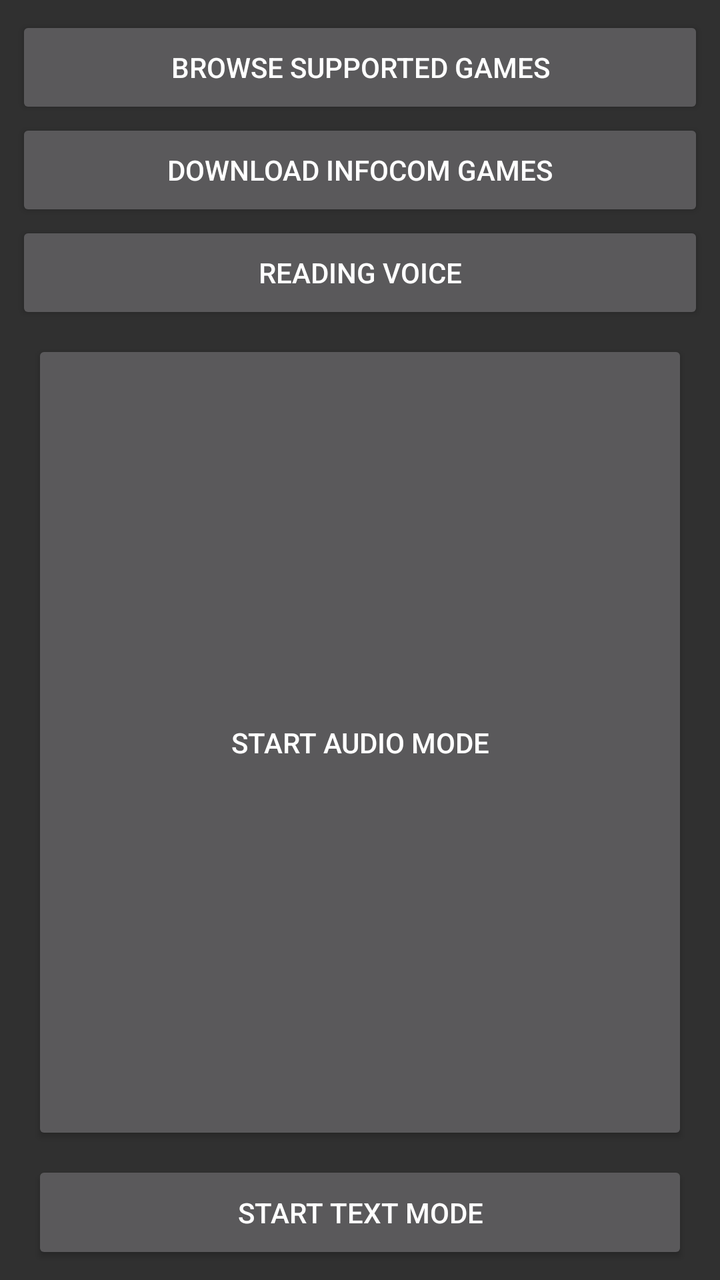
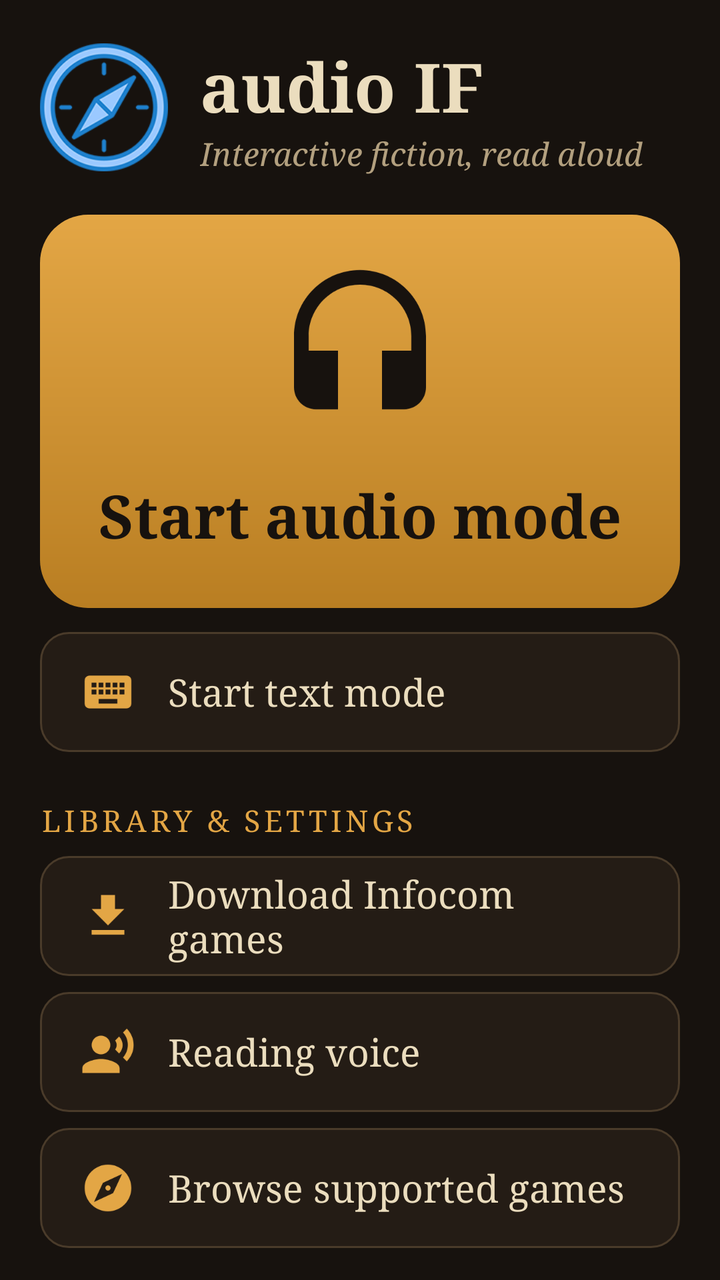

Screens rendered from an Android XML layout before and after an edit, with the pre-edit source and the edit as a unified diff.
<!-- AndroidManifest.xml: application theme AppTheme -->
<!-- res/layout/activity_menu.xml -->
<?xml version="1.0" encoding="utf-8"?>
<androidx.constraintlayout.widget.ConstraintLayout
    xmlns:android="http://schemas.android.com/apk/res/android"
    xmlns:app="http://schemas.android.com/apk/res-auto"
    xmlns:tools="http://schemas.android.com/tools"
    android:layout_width="match_parent"
    android:layout_height="match_parent"
    tools:context="org.redrossistudios.audioif.controllers.MenuActivity"
    tools:layout_editor_absoluteY="81dp"
    tools:layout_editor_absoluteX="0dp">

    <LinearLayout
        android:layout_width="0dp"
        android:layout_height="0dp"
        android:layout_marginLeft="8dp"
        android:layout_marginTop="8dp"
        android:layout_marginRight="8dp"
        android:layout_marginBottom="8dp"
        android:orientation="vertical"
        app:layout_constraintBottom_toBottomOf="parent"
        app:layout_constraintLeft_toLeftOf="parent"
        app:layout_constraintRight_toRightOf="parent"
        app:layout_constraintTop_toTopOf="parent">

        <Button
            android:id="@+id/linkButton"
            android:layout_width="match_parent"
            android:layout_height="wrap_content"
            android:layout_weight="1"
            android:text="Browse supported games" />

        <Button
            android:id="@+id/downloadButton"
            android:layout_width="match_parent"
            android:layout_height="wrap_content"
            android:layout_weight="1"
            android:text="Download Infocom games" />

        <Button
            android:id="@+id/voiceButton"
            android:layout_width="match_parent"
            android:layout_height="wrap_content"
            android:layout_weight="1"
            android:text="Reading voice" />

        <Button
            android:id="@+id/audioButton"
            android:layout_width="match_parent"
            android:layout_height="wrap_content"
            android:layout_marginStart="8dp"
            android:layout_marginLeft="8dp"
            android:layout_marginTop="8dp"
            android:layout_marginEnd="8dp"
            android:layout_marginRight="8dp"
            android:layout_weight="100"
            android:text="Start audio mode"
            app:layout_constraintLeft_toLeftOf="parent"
            app:layout_constraintRight_toRightOf="parent"
            app:layout_constraintTop_toTopOf="parent" />

        <Button
            android:id="@+id/textButton"
            android:layout_width="match_parent"
            android:layout_height="wrap_content"
            android:layout_marginStart="8dp"
            android:layout_marginLeft="8dp"
            android:layout_marginTop="8dp"
            android:layout_marginEnd="8dp"
            android:layout_marginRight="8dp"
            android:layout_weight="1"
            android:text="Start text mode"
            app:layout_constraintLeft_toLeftOf="parent"
            app:layout_constraintRight_toRightOf="parent"
            app:layout_constraintTop_toBottomOf="@+id/audioButton" />
    </LinearLayout>

</androidx.constraintlayout.widget.ConstraintLayout>
<!-- resources referenced by this layout -->
<resources>
  <style name="AppTheme" parent="Theme.AppCompat">
          
          <item name="colorPrimary">@color/colorPrimary</item>
          <item name="colorPrimaryDark">@color/colorPrimaryDark</item>
          <item name="colorAccent">@color/colorAccent</item>
      </style>
  <color name="colorPrimary">#3F51B5</color>
  <color name="colorPrimaryDark">#303F9F</color>
  <color name="colorAccent">#FF4081</color>
</resources>

<!-- the commit's change to res/layout/activity_menu.xml (unified diff, before → after) -->
@@ -1,77 +1,110 @@
 <?xml version="1.0" encoding="utf-8"?>
-<androidx.constraintlayout.widget.ConstraintLayout
+<LinearLayout
     xmlns:android="http://schemas.android.com/apk/res/android"
-    xmlns:app="http://schemas.android.com/apk/res-auto"
     xmlns:tools="http://schemas.android.com/tools"
     android:layout_width="match_parent"
     android:layout_height="match_parent"
-    tools:context="org.redrossistudios.audioif.controllers.MenuActivity"
-    tools:layout_editor_absoluteY="81dp"
-    tools:layout_editor_absoluteX="0dp">
+    android:orientation="vertical"
+    android:paddingLeft="20dp"
+    android:paddingRight="20dp"
+    android:paddingBottom="16dp"
+    tools:context="org.redrossistudios.audioif.controllers.MenuActivity">
 
     <LinearLayout
-        android:layout_width="0dp"
-        android:layout_height="0dp"
-        android:layout_marginLeft="8dp"
-        android:layout_marginTop="8dp"
-        android:layout_marginRight="8dp"
-        android:layout_marginBottom="8dp"
-        android:orientation="vertical"
-        app:layout_constraintBottom_toBottomOf="parent"
-        app:layout_constraintLeft_toLeftOf="parent"
-        app:layout_constraintRight_toRightOf="parent"
-        app:layout_constraintTop_toTopOf="parent">
+        android:layout_width="match_parent"
+        android:layout_height="wrap_content"
+        android:gravity="center_vertical"
+        android:orientation="horizontal"
+        android:paddingTop="20dp"
+        android:paddingBottom="20dp">
 
-        <Button
-            android:id="@+id/linkButton"
-            android:layout_width="match_parent"
+        <ImageView
+            android:layout_width="64dp"
+            android:layout_height="64dp"
+            android:importantForAccessibility="no"
+            android:src="@mipmap/ic_launcher" />
+
+        <LinearLayout
+            android:layout_width="wrap_content"
             android:layout_height="wrap_content"
-            android:layout_weight="1"
-            android:text="Browse supported games" />
+            android:layout_marginStart="16dp"
+            android:orientation="vertical">
 
-        <Button
-            android:id="@+id/downloadButton"
-            android:layout_width="match_parent"
-            android:layout_height="wrap_content"
-            android:layout_weight="1"
-            android:text="Download Infocom games" />
+            <TextView
+                android:layout_width="wrap_content"
+                android:layout_height="wrap_content"
+                android:accessibilityHeading="true"
+                android:fontFamily="serif"
+                android:text="audio IF"
+                android:textColor="@color/parchment"
+                android:textSize="34sp"
+                android:textStyle="bold" />
 
-        <Button
-            android:id="@+id/voiceButton"
-            android:layout_width="match_parent"
-            android:layout_height="wrap_content"
-            android:layout_weight="1"
-            android:text="Reading voice" />
-
-        <Button
-            android:id="@+id/audioButton"
-            android:layout_width="match_parent"
-            android:layout_height="wrap_content"
-            android:layout_marginStart="8dp"
-            android:layout_marginLeft="8dp"
-            android:layout_marginTop="8dp"
-            android:layout_marginEnd="8dp"
-            android:layout_marginRight="8dp"
-            android:layout_weight="100"
-            android:text="Start audio mode"
-            app:layout_constraintLeft_toLeftOf="parent"
-            app:layout_constraintRight_toRightOf="parent"
-            app:layout_constraintTop_toTopOf="parent" />
-
-        <Button
-            android:id="@+id/textButton"
-            android:layout_width="match_parent"
-            android:layout_height="wrap_content"
-            android:layout_marginStart="8dp"
-            android:layout_marginLeft="8dp"
-            android:layout_marginTop="8dp"
-            android:layout_marginEnd="8dp"
-            android:layout_marginRight="8dp"
-            android:layout_weight="1"
-            android:text="Start text mode"
-            app:layout_constraintLeft_toLeftOf="parent"
-            app:layout_constraintRight_toRightOf="parent"
-            app:layout_constraintTop_toBottomOf="@+id/audioButton" />
+            <TextView
+                android:layout_width="wrap_content"
+                android:layout_height="wrap_content"
+                android:fontFamily="serif"
+                android:text="Interactive fiction, read aloud"
+                android:textColor="@color/parchmentMuted"
+                android:textSize="16sp"
+                android:textStyle="italic" />
+        </LinearLayout>
     </LinearLayout>
 
-</androidx.constraintlayout.widget.ConstraintLayout>
+    <Button
+        android:id="@+id/audioButton"
+        style="@style/AdventureButton.Primary"
+        android:layout_width="match_parent"
+        android:layout_height="0dp"
+        android:layout_weight="1"
+        android:drawableTop="@drawable/ic_headphones_large"
+        android:paddingTop="24dp"
+        android:paddingBottom="24dp"
+        android:text="Start audio mode"
+        android:textSize="30sp" />
+
+    <Button
+        android:id="@+id/textButton"
+        style="@style/AdventureButton.Row"
+        android:layout_width="match_parent"
+        android:layout_height="wrap_content"
+        android:layout_marginTop="12dp"
+        android:drawableStart="@drawable/ic_keyboard"
+        android:text="Start text mode" />
+
+    <TextView
+        style="@style/SectionLabel"
+        android:layout_width="match_parent"
+        android:layout_height="wrap_content"
+        android:layout_marginTop="24dp"
+        android:layout_marginBottom="8dp"
+        android:accessibilityHeading="true"
+        android:text="Library &amp; settings" />
+
+    <Button
+        android:id="@+id/downloadButton"
+        style="@style/AdventureButton.Row"
+        android:layout_width="match_parent"
+        android:layout_height="wrap_content"
+        android:drawableStart="@drawable/ic_download"
+        android:text="Download Infocom games" />
+
+    <Button
+        android:id="@+id/voiceButton"
+        style="@style/AdventureButton.Row"
+        android:layout_width="match_parent"
+        android:layout_height="wrap_content"
+        android:layout_marginTop="8dp"
+        android:drawableStart="@drawable/ic_voice"
+        android:text="Reading voice" />
+
+    <Button
+        android:id="@+id/linkButton"
+        style="@style/AdventureButton.Row"
+        android:layout_width="match_parent"
+        android:layout_height="wrap_content"
+        android:layout_marginTop="8dp"
+        android:drawableStart="@drawable/ic_explore"
+        android:text="Browse supported games" />
+
+</LinearLayout>
<!-- resource entries referenced after the edit -->
@@ -1,13 +1,139 @@
 <!-- resources referenced by this layout -->
 <resources>
+  <color name="parchment">#EBDDBE</color>
+  <color name="parchmentMuted">#B3A07F</color>
+  <!-- drawable ic_download (drawable) -->
+  <?xml version="1.0" encoding="utf-8"?>
+  <vector xmlns:android="http://schemas.android.com/apk/res/android"
+      android:width="28dp" android:height="28dp"
+      android:viewportWidth="24" android:viewportHeight="24">
+      <path android:fillColor="#FFFFFFFF" android:pathData="M19,9h-4V3H9v6H5l7,7 7,-7zM5,18v2h14v-2H5z" />
+  </vector>
+  <!-- drawable ic_explore (drawable) -->
+  <?xml version="1.0" encoding="utf-8"?>
+  <vector xmlns:android="http://schemas.android.com/apk/res/android"
+      android:width="28dp" android:height="28dp"
+      android:viewportWidth="24" android:viewportHeight="24">
+      <path android:fillColor="#FFFFFFFF" android:pathData="M12,10.9c-0.61,0 -1.1,0.49 -1.1,1.1s0.49,1.1 1.1,1.1c0.61,0 1.1,-0.49 1.1,-1.1s-0.49,-1.1 -1.1,-1.1zM12,2C6.48,2 2,6.48 2,12s4.48,10 10,10 10,-4.48 10,-10S17.52,2 12,2zM14.19,14.19L6,18l3.81,-8.19L18,6l-3.81,8.19z" />
+  </vector>
+  <!-- drawable ic_headphones_large (drawable) -->
+  <?xml version="1.0" encoding="utf-8"?>
+  <vector xmlns:android="http://schemas.android.com/apk/res/android"
+      android:width="88dp" android:height="88dp"
+      android:viewportWidth="24" android:viewportHeight="24">
+      <path android:fillColor="#FFFFFFFF" android:pathData="M12,1c-4.97,0 -9,4.03 -9,9v7c0,1.66 1.34,3 3,3h3v-8H5v-2c0,-3.87 3.13,-7 7,-7s7,3.13 7,7v2h-4v8h3c1.66,0 3,-1.34 3,-3v-7c0,-4.97 -4.03,-9 -9,-9z" />
+  </vector>
+  <!-- drawable ic_keyboard (drawable) -->
+  <?xml version="1.0" encoding="utf-8"?>
+  <vector xmlns:android="http://schemas.android.com/apk/res/android"
+      android:width="28dp" android:height="28dp"
+      android:viewportWidth="24" android:viewportHeight="24">
+      <path android:fillColor="#FFFFFFFF" android:pathData="M20,5H4c-1.1,0 -1.99,0.9 -1.99,2L2,17c0,1.1 0.9,2 2,2h16c1.1,0 2,-0.9 2,-2V7c0,-1.1 -0.9,-2 -2,-2zM11,8h2v2h-2V8zM11,11h2v2h-2v-2zM8,8h2v2H8V8zM8,11h2v2H8v-2zM7,13H5v-2h2v2zM7,10H5V8h2v2zM16,17H8v-2h8v2zM16,13h-2v-2h2v2zM16,10h-2V8h2v2zM19,13h-2v-2h2v2zM19,10h-2V8h2v2z" />
+  </vector>
+  <!-- drawable ic_voice (drawable) -->
+  <?xml version="1.0" encoding="utf-8"?>
+  <vector xmlns:android="http://schemas.android.com/apk/res/android"
+      android:width="28dp" android:height="28dp"
+      android:viewportWidth="24" android:viewportHeight="24">
+      <path android:fillColor="#FFFFFFFF" android:pathData="M9,9m-4,0a4,4 0,1 1,8 0a4,4 0,1 1,-8 0" />
+      <path android:fillColor="#FFFFFFFF" android:pathData="M9,15c-2.67,0 -8,1.34 -8,4v2h16v-2c0,-2.66 -5.33,-4 -8,-4zM16.76,5.36l-1.68,1.69c0.84,1.18 0.84,2.71 0,3.89l1.68,1.69c2.02,-2.02 2.02,-5.07 0,-7.27zM20.07,2l-1.63,1.63c2.77,3.02 2.77,7.56 0,10.74L20.07,16c3.9,-3.89 3.91,-9.95 0,-14z" />
+  </vector>
+  <!-- mipmap ic_launcher: png bitmap (mipmap-hdpi, 7505 bytes) -->
+  <style name="AdventureButton.Primary">
+          <item name="android:background">@drawable/btn_adventure_primary</item>
+          <item name="android:textColor">@color/ink</item>
+          <item name="android:drawableTint">@color/ink</item>
+          <item name="android:textStyle">bold</item>
+      </style>
+  <style name="AdventureButton.Row">
+          <item name="android:gravity">start|center_vertical</item>
+      </style>
+  <style name="SectionLabel">
+          <item name="android:fontFamily">serif</item>
+          <item name="android:textColor">@color/amber</item>
+          <item name="android:textSize">15sp</item>
+          <item name="android:letterSpacing">0.12</item>
+          <item name="android:textAllCaps">true</item>
+      </style>
   <style name="AppTheme" parent="Theme.AppCompat">
-          
           <item name="colorPrimary">@color/colorPrimary</item>
           <item name="colorPrimaryDark">@color/colorPrimaryDark</item>
           <item name="colorAccent">@color/colorAccent</item>
+          <item name="colorControlNormal">@color/parchmentMuted</item>
+          <item name="android:windowBackground">@color/ink</item>
+          <item name="android:colorBackground">@color/ink</item>
+          <item name="android:textColorPrimary">@color/parchment</item>
+          <item name="android:textColorSecondary">@color/parchmentMuted</item>
+          <item name="android:textColorHint">@color/parchmentMuted</item>
+          <item name="buttonStyle">@style/AdventureButton</item>
+          <item name="android:buttonStyle">@style/AdventureButton</item>
+          <item name="alertDialogTheme">@style/AdventureDialog</item>
+          <item name="android:alertDialogTheme">@style/AdventureDialog</item>
+          <item name="android:dialogTheme">@style/AdventureDialog</item>
       </style>
-  <color name="colorPrimary">#3F51B5</color>
-  <color name="colorPrimaryDark">#303F9F</color>
-  <color name="colorAccent">#FF4081</color>
+  <!-- drawable btn_adventure_primary (drawable) -->
+  <?xml version="1.0" encoding="utf-8"?>
+  <ripple xmlns:android="http://schemas.android.com/apk/res/android"
+      android:color="#40FFFFFF">
+      <item>
+          <shape android:shape="rectangle">
+              <gradient
+                  android:angle="270"
+                  android:startColor="@color/amber"
+                  android:endColor="@color/amberDark" />
+              <corners android:radius="24dp" />
+          </shape>
+      </item>
+  </ripple>
+  <color name="ink">#17120E</color>
+  <color name="amber">#E3A645</color>
+  <color name="colorPrimary">@color/inkRaised</color>
+  <color name="colorPrimaryDark">@color/ink</color>
+  <color name="colorAccent">@color/amber</color>
+  <style name="AdventureButton" parent="Widget.AppCompat.Button">
+          <item name="android:background">@drawable/btn_adventure</item>
+          <item name="android:textColor">@color/parchment</item>
+          <item name="android:fontFamily">serif</item>
+          <item name="android:textAllCaps">false</item>
+          <item name="android:textSize">19sp</item>
+          <item name="android:minHeight">60dp</item>
+          <item name="android:paddingStart">20dp</item>
+          <item name="android:paddingEnd">20dp</item>
+          <item name="android:drawablePadding">16dp</item>
+          <item name="android:drawableTint">@color/amber</item>
+          <item name="android:stateListAnimator">@null</item>
+      </style>
+  <style name="AdventureDialog" parent="Theme.AppCompat.Dialog.Alert">
+          <item name="colorAccent">@color/amber</item>
+          <item name="android:windowBackground">@drawable/dialog_bg</item>
+          <item name="android:textColorPrimary">@color/parchment</item>
+          <item name="android:textColorSecondary">@color/parchmentMuted</item>
+      </style>
+  <color name="amberDark">#B97E22</color>
+  <color name="inkRaised">#241C15</color>
+  <!-- drawable btn_adventure (drawable) -->
+  <?xml version="1.0" encoding="utf-8"?>
+  <ripple xmlns:android="http://schemas.android.com/apk/res/android"
+      android:color="@color/amberRipple">
+      <item>
+          <shape android:shape="rectangle">
+              <solid android:color="@color/inkRaised" />
+              <stroke android:width="1dp" android:color="@color/inkBorder" />
+              <corners android:radius="14dp" />
+          </shape>
+      </item>
+  </ripple>
+  <!-- drawable dialog_bg (drawable) -->
+  <?xml version="1.0" encoding="utf-8"?>
+  <inset xmlns:android="http://schemas.android.com/apk/res/android"
+      android:inset="16dp">
+      <shape android:shape="rectangle">
+          <solid android:color="@color/inkRaised" />
+          <stroke android:width="1dp" android:color="@color/inkBorder" />
+          <corners android:radius="18dp" />
+      </shape>
+  </inset>
+  <color name="amberRipple">#40E3A645</color>
+  <color name="inkBorder">#4A3B2A</color>
 </resources>
 
